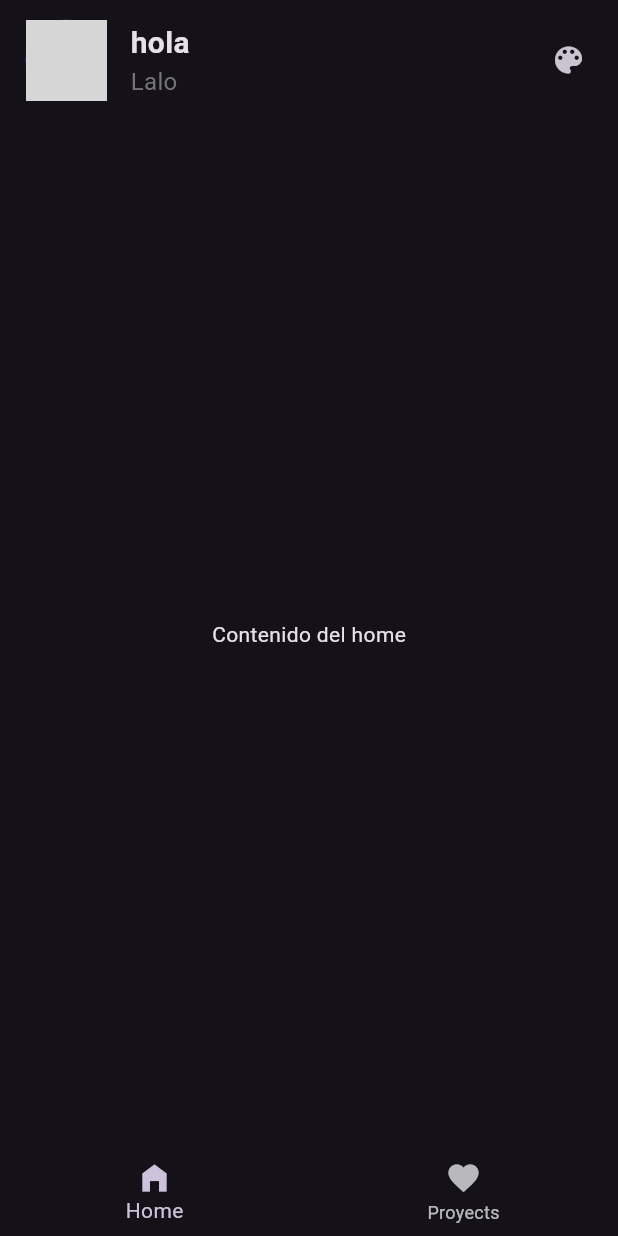
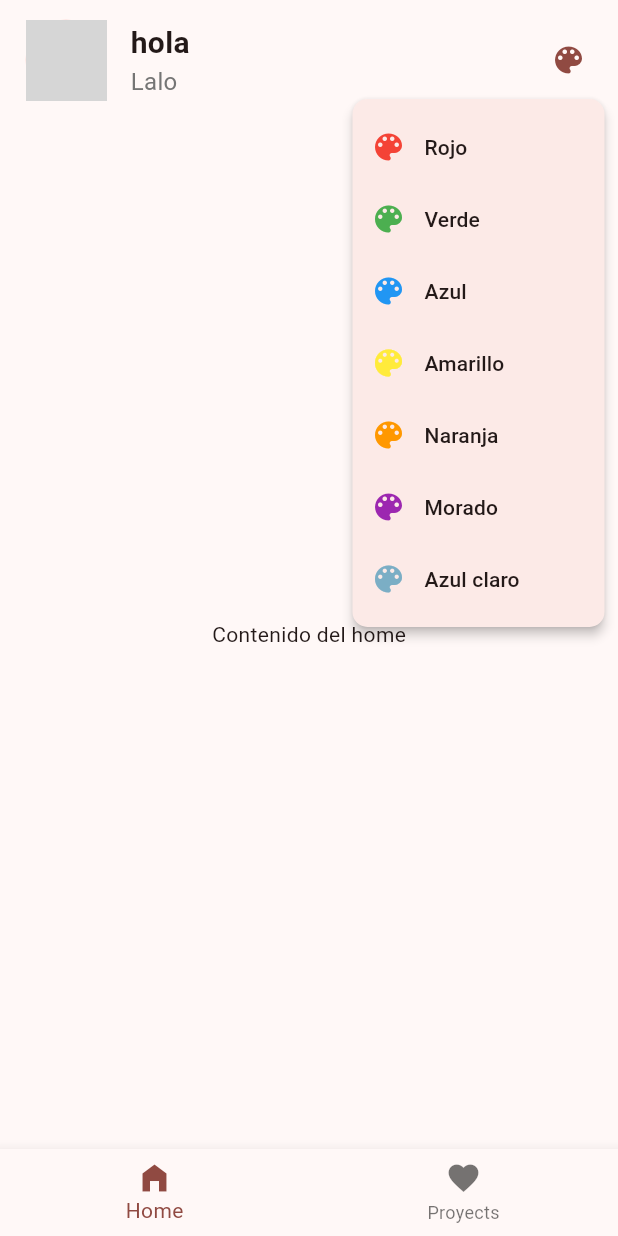
Before and after one commit to GaboDevCode/Pulse-Task, a Flutter app: the screen it shows after launch, after a tap on the "color lens" icon, on a phone screen of 412 x 824 dp. Run offline on Flutter 3.47's test engine with Material 3 defaults, Android fonts, the phone set to English and light mode, and no system bars; our stand-ins replace go_router, sqflite; accounts and stored records are empty; network calls fail; grey boxes are pictures that could not be loaded.

Commit message:
Configuracion del tema global de la app finalizada

```diff
--- a/lib/configuration/theme/app_theme.dart
+++ b/lib/configuration/theme/app_theme.dart
@@ -1,24 +1,33 @@
 import 'package:flutter/material.dart';
 
 class AppTheme {
-  List<Color> colors = [
+  static final List<Color> colors = [
     Colors.red,
     Colors.green,
     Colors.blue,
     Colors.yellow,
     Colors.orange,
     Colors.purple,
-    Colors.pink,
-    Colors.brown,
-    Colors.grey,
-    Colors.teal,
+    const Color(0xFF7BAEC5), // Gris más definido
   ];
 
-  ThemeData selectColor(int index) {
+  static ThemeData getTheme(int index) {
     assert(
       index >= 0 && index < colors.length,
       'Index must be between 0 and ${colors.length - 1}',
     );
-    return ThemeData(colorSchemeSeed: colors[index]);
+    return ThemeData(colorSchemeSeed: colors[index], useMaterial3: true);
+  }
+
+  static String getColorName(Color color) {
+    if (color == Colors.red) return 'Rojo';
+    if (color == Colors.green) return 'Verde';
+    if (color == Colors.blue) return 'Azul';
+    if (color == Colors.yellow) return 'Amarillo';
+    if (color == Colors.orange) return 'Naranja';
+    if (color == Colors.purple) return 'Morado';
+    if (color == Color(0xFF7BAEC5)) return 'Azul claro';
+
+    return 'Personalizado';
   }
 }
--- a/lib/main.dart
+++ b/lib/main.dart
@@ -1,11 +1,16 @@
 import 'package:flutter/material.dart';
 import 'package:provider/provider.dart';
 import 'package:pulse_task/configuration/router/routes.dart';
+import 'package:pulse_task/configuration/theme/app_theme.dart';
 import 'package:pulse_task/presentation/providers/project_provider/projectprovider.dart';
+import 'package:pulse_task/presentation/providers/theme_provider/ThemeProvider.dart';
 
 void main() => runApp(
   MultiProvider(
-    providers: [ChangeNotifierProvider(create: (_) => Projectprovider())],
+    providers: [
+      ChangeNotifierProvider(create: (_) => Projectprovider()),
+      ChangeNotifierProvider(create: (_) => Themeprovider()),
+    ],
     child: MyApp(),
   ),
 );
@@ -15,9 +20,10 @@ class MyApp extends StatelessWidget {
 
   @override
   Widget build(BuildContext context) {
+    final themeProvider = Provider.of<Themeprovider>(context);
     return MaterialApp.router(
       debugShowCheckedModeBanner: false,
-      theme: ThemeData.dark(),
+      theme: AppTheme.getTheme(themeProvider.selectedColorIndex),
       routerConfig: appRouter,
     );
   }
--- /dev/null
+++ b/lib/presentation/providers/theme_provider/ThemeProvider.dart
@@ -0,0 +1,11 @@
+import 'package:flutter/material.dart';
+
+class Themeprovider extends ChangeNotifier {
+  int _selectedColorIndex = 0;
+  int get selectedColorIndex => _selectedColorIndex; // resiviendo getter
+
+  void setColorIndex(int index) {
+    _selectedColorIndex = index;
+    notifyListeners();
+  }
+}
--- a/lib/presentation/widgets/custom_appbar.dart
+++ b/lib/presentation/widgets/custom_appbar.dart
@@ -1,5 +1,8 @@
 import 'package:flutter/material.dart';
 import 'package:go_router/go_router.dart';
+import 'package:provider/provider.dart';
+import 'package:pulse_task/configuration/theme/app_theme.dart';
+import 'package:pulse_task/presentation/providers/theme_provider/ThemeProvider.dart';
 
 class CustomAppbar extends StatelessWidget implements PreferredSizeWidget {
   final String greeting;
@@ -44,10 +47,42 @@ class CustomAppbar extends StatelessWidget implements PreferredSizeWidget {
               ],
             ),
             Spacer(),
-            IconButton(icon: Icon(Icons.color_lens), onPressed: () {}),
+            ColorThemeDropdown(), // Cambiamos el IconButton por nuestro widget personalizado
           ],
         ),
       ),
     );
   }
 }
+
+class ColorThemeDropdown extends StatelessWidget {
+  const ColorThemeDropdown({super.key});
+
+  @override
+  Widget build(BuildContext context) {
+    final themeProvider = Provider.of<Themeprovider>(context, listen: false);
+
+    return PopupMenuButton<int>(
+      icon: Icon(Icons.color_lens, color: Theme.of(context).primaryColor),
+      itemBuilder: (BuildContext context) {
+        return List.generate(AppTheme.colors.length, (index) {
+          return PopupMenuItem<int>(
+            value: index,
+            child: Row(
+              children: [
+                Icon(Icons.color_lens, color: AppTheme.colors[index]),
+                SizedBox(width: 12),
+                Text(AppTheme.getColorName(AppTheme.colors[index])),
+              ],
+            ),
+          );
+        });
+      },
+      onSelected: (int index) {
+        themeProvider.setColorIndex(index);
+      },
+      offset: Offset(0, 50), // Ajusta la posición del menú
+      shape: RoundedRectangleBorder(borderRadius: BorderRadius.circular(10)),
+    );
+  }
+}
```
Also changed, not shown: lib/presentation/screens/proyects/detailsproyect_view.dart (+20 -24 lines), lib/presentation/screens/proyects/proyects_view.dart (+8 -2 lines).
